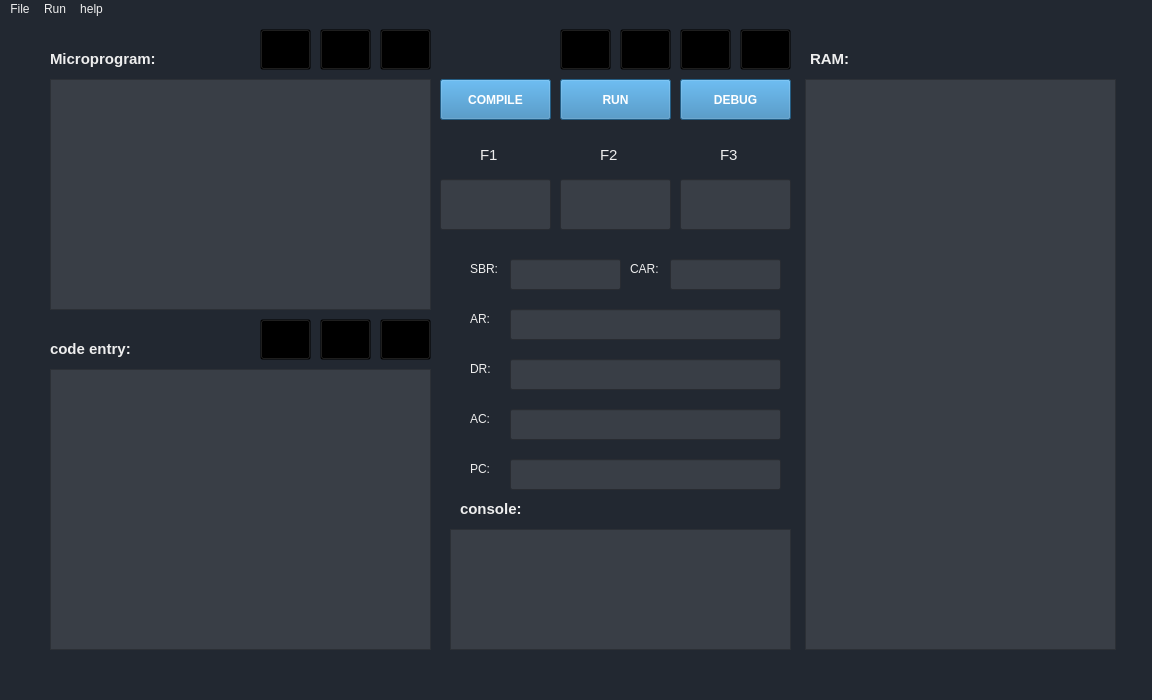
Old version of the form MicroProgram-Simulator/mainwindow.ui in the repository falakian/MicroProgram-Simulator.
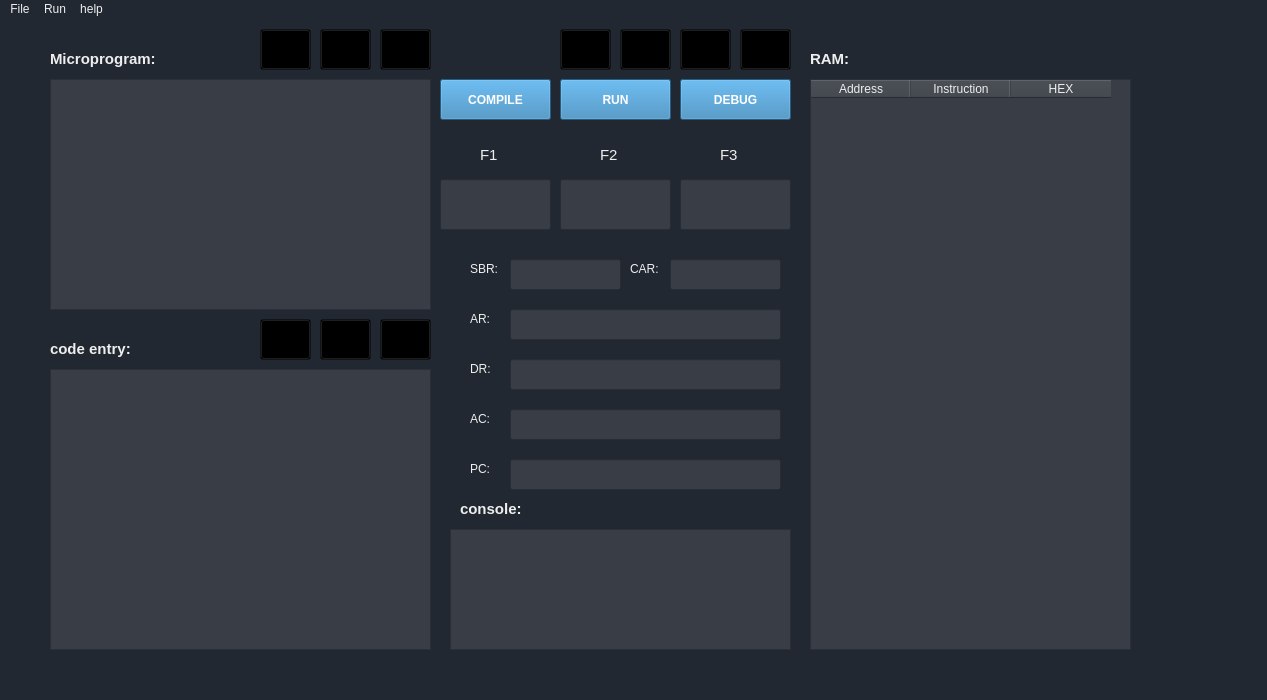
New version of the form. Icons and pictures are not drawn.

Commit message: Ram print function

```diff
--- a/MicroProgram-Simulator/mainwindow.ui
+++ b/MicroProgram-Simulator/mainwindow.ui
@@ -6,7 +6,7 @@
    <rect>
     <x>0</x>
     <y>0</y>
-    <width>1152</width>
+    <width>1267</width>
     <height>700</height>
    </rect>
   </property>
@@ -25,6 +25,9 @@
 </string>
   </property>
   <widget class="QWidget" name="centralwidget">
+   <property name="enabled">
+    <bool>true</bool>
+   </property>
    <widget class="QListView" name="listView">
     <property name="geometry">
      <rect>
@@ -52,22 +55,6 @@
      <string notr="true">background-color:rgb(57, 62, 70);</string>
     </property>
    </widget>
-   <widget class="QTableView" name="tableView">
-    <property name="geometry">
-     <rect>
-      <x>805</x>
-      <y>60</y>
-      <width>311</width>
-      <height>571</height>
-     </rect>
-    </property>
-    <property name="toolTip">
-     <string>&lt;html&gt;&lt;head/&gt;&lt;body&gt;&lt;p align=&quot;center&quot;&gt;&lt;span style=&quot; font-weight:700; color:#4992ff;&quot;&gt;RAM&lt;/span&gt;&lt;/p&gt;&lt;/body&gt;&lt;/html&gt;</string>
-    </property>
-    <property name="styleSheet">
-     <string notr="true">background-color:rgb(57, 62, 70);</string>
-    </property>
-   </widget>
    <widget class="QLineEdit" name="lineEdit">
     <property name="geometry">
      <rect>
@@ -794,13 +781,327 @@
      <string>F3</string>
     </property>
    </widget>
+   <widget class="QTableWidget" name="RAM_table">
+    <property name="enabled">
+     <bool>true</bool>
+    </property>
+    <property name="geometry">
+     <rect>
+      <x>810</x>
+      <y>60</y>
+      <width>321</width>
+      <height>571</height>
+     </rect>
+    </property>
+    <property name="palette">
+     <palette>
+      <active>
+       <colorrole role="WindowText">
+        <brush brushstyle="SolidPattern">
+         <color alpha="255">
+          <red>238</red>
+          <green>238</green>
+          <blue>238</blue>
+         </color>
+        </brush>
+       </colorrole>
+       <colorrole role="Button">
+        <brush brushstyle="SolidPattern">
+         <color alpha="255">
+          <red>57</red>
+          <green>62</green>
+          <blue>70</blue>
+         </color>
+        </brush>
+       </colorrole>
+       <colorrole role="Text">
+        <brush brushstyle="SolidPattern">
+         <color alpha="255">
+          <red>238</red>
+          <green>238</green>
+          <blue>238</blue>
+         </color>
+        </brush>
+       </colorrole>
+       <colorrole role="ButtonText">
+        <brush brushstyle="SolidPattern">
+         <color alpha="255">
+          <red>238</red>
+          <green>238</green>
+          <blue>238</blue>
+         </color>
+        </brush>
+       </colorrole>
+       <colorrole role="Base">
+        <brush brushstyle="SolidPattern">
+         <color alpha="255">
+          <red>57</red>
+          <green>62</green>
+          <blue>70</blue>
+         </color>
+        </brush>
+       </colorrole>
+       <colorrole role="Window">
+        <brush brushstyle="SolidPattern">
+         <color alpha="255">
+          <red>57</red>
+          <green>62</green>
+          <blue>70</blue>
+         </color>
+        </brush>
+       </colorrole>
+       <colorrole role="Highlight">
+        <brush brushstyle="SolidPattern">
+         <color alpha="255">
+          <red>37</red>
+          <green>40</green>
+          <blue>45</blue>
+         </color>
+        </brush>
+       </colorrole>
+       <colorrole role="PlaceholderText">
+        <brush brushstyle="SolidPattern">
+         <color alpha="255">
+          <red>238</red>
+          <green>238</green>
+          <blue>238</blue>
+         </color>
+        </brush>
+       </colorrole>
+      </active>
+      <inactive>
+       <colorrole role="WindowText">
+        <brush brushstyle="SolidPattern">
+         <color alpha="255">
+          <red>238</red>
+          <green>238</green>
+          <blue>238</blue>
+         </color>
+        </brush>
+       </colorrole>
+       <colorrole role="Button">
+        <brush brushstyle="SolidPattern">
+         <color alpha="255">
+          <red>57</red>
+          <green>62</green>
+          <blue>70</blue>
+         </color>
+        </brush>
+       </colorrole>
+       <colorrole role="Text">
+        <brush brushstyle="SolidPattern">
+         <color alpha="255">
+          <red>238</red>
+          <green>238</green>
+          <blue>238</blue>
+         </color>
+        </brush>
+       </colorrole>
+       <colorrole role="ButtonText">
+        <brush brushstyle="SolidPattern">
+         <color alpha="255">
+          <red>238</red>
+          <green>238</green>
+          <blue>238</blue>
+         </color>
+        </brush>
+       </colorrole>
+       <colorrole role="Base">
+        <brush brushstyle="SolidPattern">
+         <color alpha="255">
+          <red>57</red>
+          <green>62</green>
+          <blue>70</blue>
+         </color>
+        </brush>
+       </colorrole>
+       <colorrole role="Window">
+        <brush brushstyle="SolidPattern">
+         <color alpha="255">
+          <red>57</red>
+          <green>62</green>
+          <blue>70</blue>
+         </color>
+        </brush>
+       </colorrole>
+       <colorrole role="Highlight">
+        <brush brushstyle="SolidPattern">
+         <color alpha="255">
+          <red>37</red>
+          <green>40</green>
+          <blue>45</blue>
+         </color>
+        </brush>
+       </colorrole>
+       <colorrole role="PlaceholderText">
+        <brush brushstyle="SolidPattern">
+         <color alpha="255">
+          <red>238</red>
+          <green>238</green>
+          <blue>238</blue>
+         </color>
+        </brush>
+       </colorrole>
+      </inactive>
+      <disabled>
+       <colorrole role="WindowText">
+        <brush brushstyle="SolidPattern">
+         <color alpha="255">
+          <red>238</red>
+          <green>238</green>
+          <blue>238</blue>
+         </color>
+        </brush>
+       </colorrole>
+       <colorrole role="Button">
+        <brush brushstyle="SolidPattern">
+         <color alpha="255">
+          <red>57</red>
+          <green>62</green>
+          <blue>70</blue>
+         </color>
+        </brush>
+       </colorrole>
+       <colorrole role="Text">
+        <brush brushstyle="SolidPattern">
+         <color alpha="255">
+          <red>238</red>
+          <green>238</green>
+          <blue>238</blue>
+         </color>
+        </brush>
+       </colorrole>
+       <colorrole role="ButtonText">
+        <brush brushstyle="SolidPattern">
+         <color alpha="255">
+          <red>238</red>
+          <green>238</green>
+          <blue>238</blue>
+         </color>
+        </brush>
+       </colorrole>
+       <colorrole role="Base">
+        <brush brushstyle="SolidPattern">
+         <color alpha="255">
+          <red>57</red>
+          <green>62</green>
+          <blue>70</blue>
+         </color>
+        </brush>
+       </colorrole>
+       <colorrole role="Window">
+        <brush brushstyle="SolidPattern">
+         <color alpha="255">
+          <red>57</red>
+          <green>62</green>
+          <blue>70</blue>
+         </color>
+        </brush>
+       </colorrole>
+       <colorrole role="Highlight">
+        <brush brushstyle="SolidPattern">
+         <color alpha="255">
+          <red>37</red>
+          <green>40</green>
+          <blue>45</blue>
+         </color>
+        </brush>
+       </colorrole>
+       <colorrole role="PlaceholderText">
+        <brush brushstyle="SolidPattern">
+         <color alpha="255">
+          <red>238</red>
+          <green>238</green>
+          <blue>238</blue>
+         </color>
+        </brush>
+       </colorrole>
+      </disabled>
+     </palette>
+    </property>
+    <property name="mouseTracking">
+     <bool>false</bool>
+    </property>
+    <property name="styleSheet">
+     <string notr="true">background-color:rgb(57, 62, 70);
+selection-background-color:  rgb(37, 40, 45);
+</string>
+    </property>
+    <property name="autoScroll">
+     <bool>true</bool>
+    </property>
+    <property name="editTriggers">
+     <set>QAbstractItemView::NoEditTriggers</set>
+    </property>
+    <property name="tabKeyNavigation">
+     <bool>false</bool>
+    </property>
+    <property name="dragDropOverwriteMode">
+     <bool>true</bool>
+    </property>
+    <property name="selectionMode">
+     <enum>QAbstractItemView::SingleSelection</enum>
+    </property>
+    <property name="selectionBehavior">
+     <enum>QAbstractItemView::SelectRows</enum>
+    </property>
+    <property name="showGrid">
+     <bool>true</bool>
+    </property>
+    <property name="gridStyle">
+     <enum>Qt::SolidLine</enum>
+    </property>
+    <property name="cornerButtonEnabled">
+     <bool>true</bool>
+    </property>
+    <attribute name="horizontalHeaderVisible">
+     <bool>true</bool>
+    </attribute>
+    <attribute name="horizontalHeaderCascadingSectionResizes">
+     <bool>false</bool>
+    </attribute>
+    <attribute name="horizontalHeaderHighlightSections">
+     <bool>false</bool>
+    </attribute>
+    <attribute name="verticalHeaderVisible">
+     <bool>false</bool>
+    </attribute>
+    <attribute name="verticalHeaderHighlightSections">
+     <bool>false</bool>
+    </attribute>
+    <column>
+     <property name="text">
+      <string>Address</string>
+     </property>
+     <property name="whatsThis">
+      <string notr="true"/>
+     </property>
+     <property name="background">
+      <color>
+       <red>170</red>
+       <green>0</green>
+       <blue>0</blue>
+      </color>
+     </property>
+    </column>
+    <column>
+     <property name="text">
+      <string>Instruction</string>
+     </property>
+    </column>
+    <column>
+     <property name="text">
+      <string>HEX</string>
+     </property>
+    </column>
+   </widget>
   </widget>
   <widget class="QMenuBar" name="menubar">
    <property name="geometry">
     <rect>
      <x>0</x>
      <y>0</y>
-     <width>1152</width>
+     <width>1267</width>
      <height>25</height>
     </rect>
    </property>
```
Left out of the diff: 36 changed lines with no effect on the pictures. The commit also changes 2 other files.
